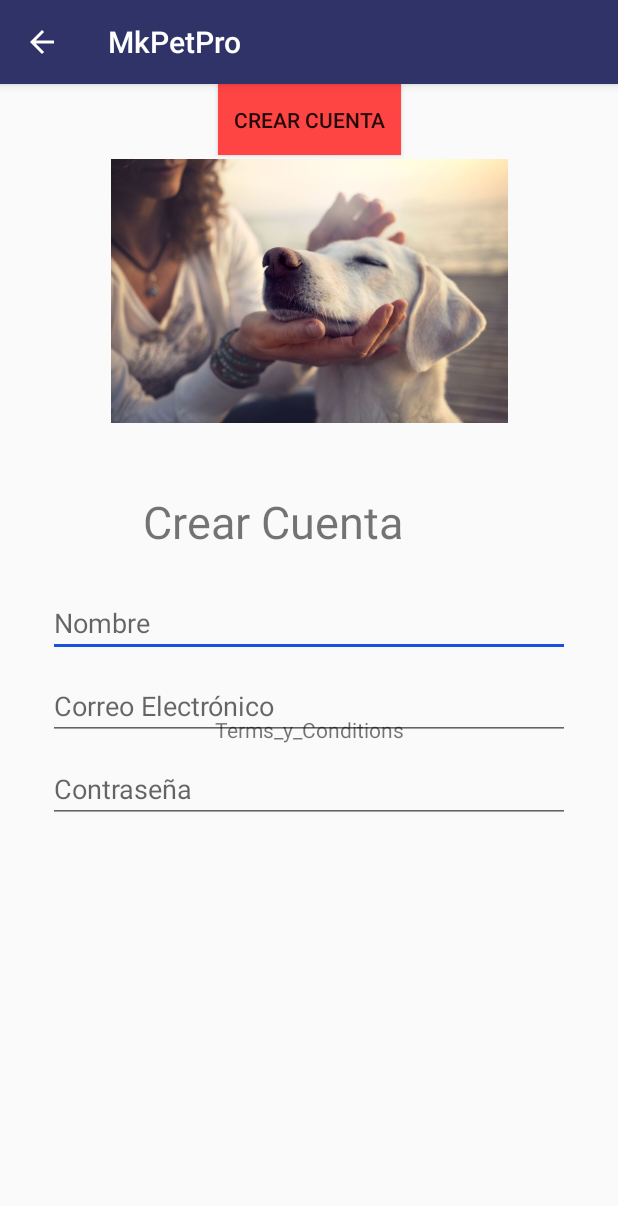
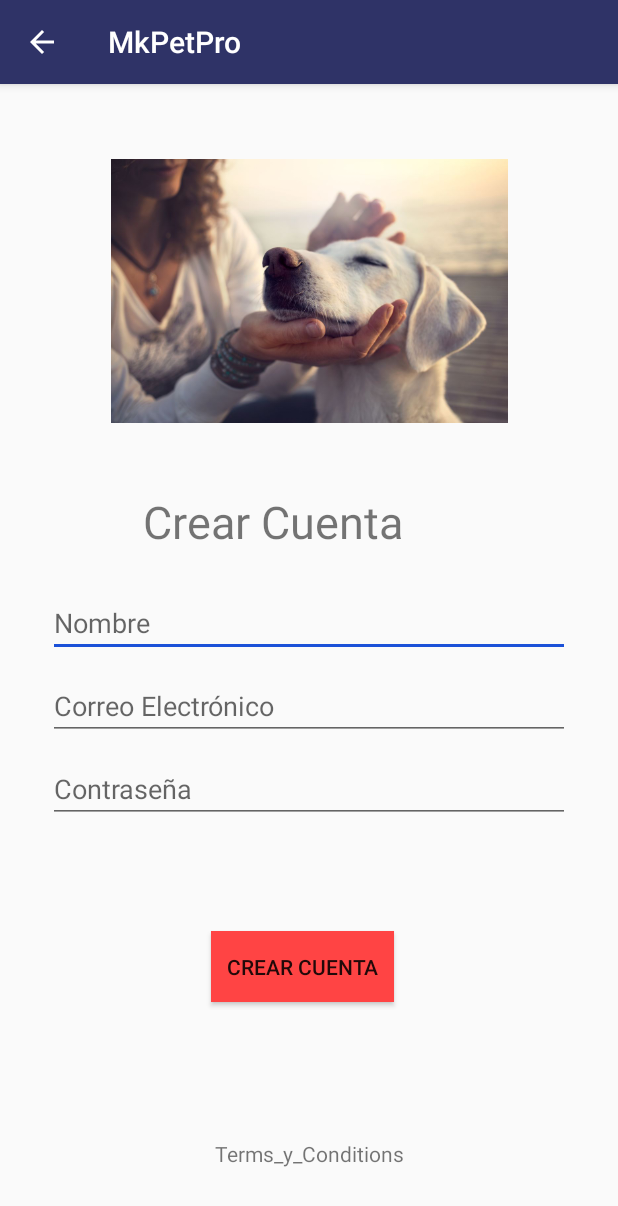
Before and after one commit to MishellReal/PetMarket, an Android app: the CreateAccount screen opened directly, with no data from a screen before it, on a phone screen of 412 x 824 dp. Shown: the top 1206 px of the screen. Run offline under Robolectric (Android 15) with nearby library versions, the phone set to English and light mode, and no system bars.

Commit message:
Update activity_create_account.xml

```diff
--- a/app/src/main/res/layout/activity_create_account.xml
+++ b/app/src/main/res/layout/activity_create_account.xml
@@ -75,13 +75,15 @@
         android:layout_height="47dp"
         android:layout_marginStart="24dp"
         android:layout_marginLeft="24dp"
+        android:layout_marginTop="72dp"
         android:layout_marginEnd="24dp"
         android:layout_marginRight="24dp"
         android:background="@android:color/holo_red_light"
         android:text="@string/create_Account"
         app:layout_constraintEnd_toEndOf="parent"
+        app:layout_constraintHorizontal_bias="0.481"
         app:layout_constraintStart_toStartOf="parent"
-        tools:layout_editor_absoluteY="570dp" />
+        app:layout_constraintTop_toBottomOf="@+id/editTextPwRegistro" />
 
     <TextView
         android:id="@+id/textView10"
```
